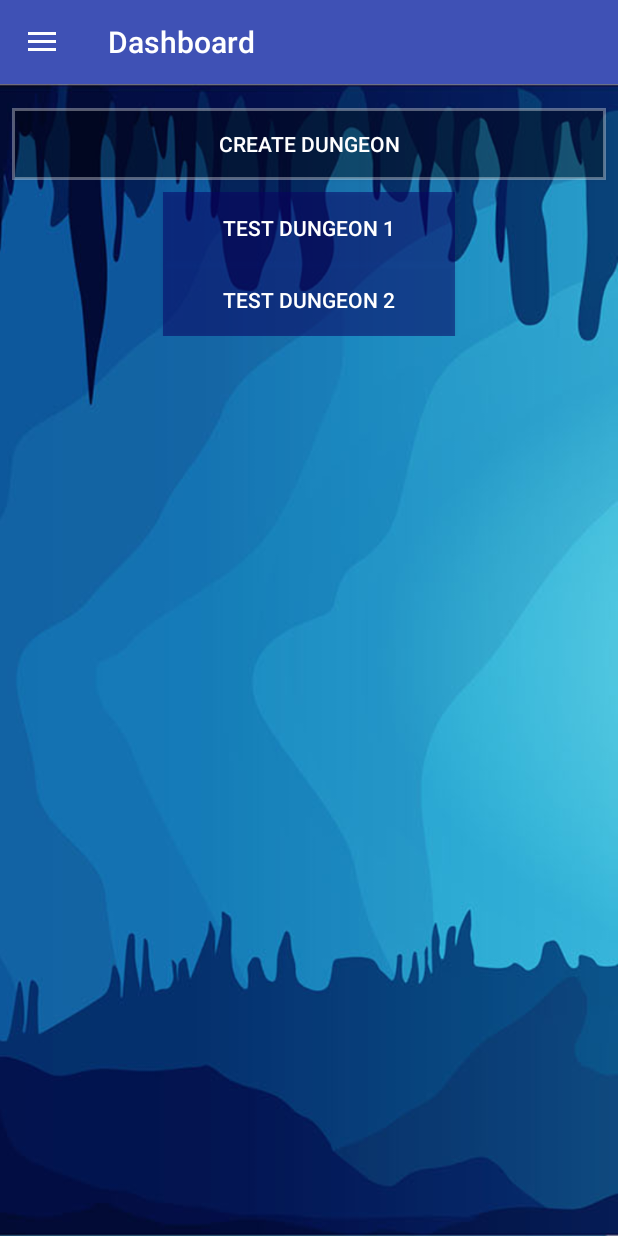
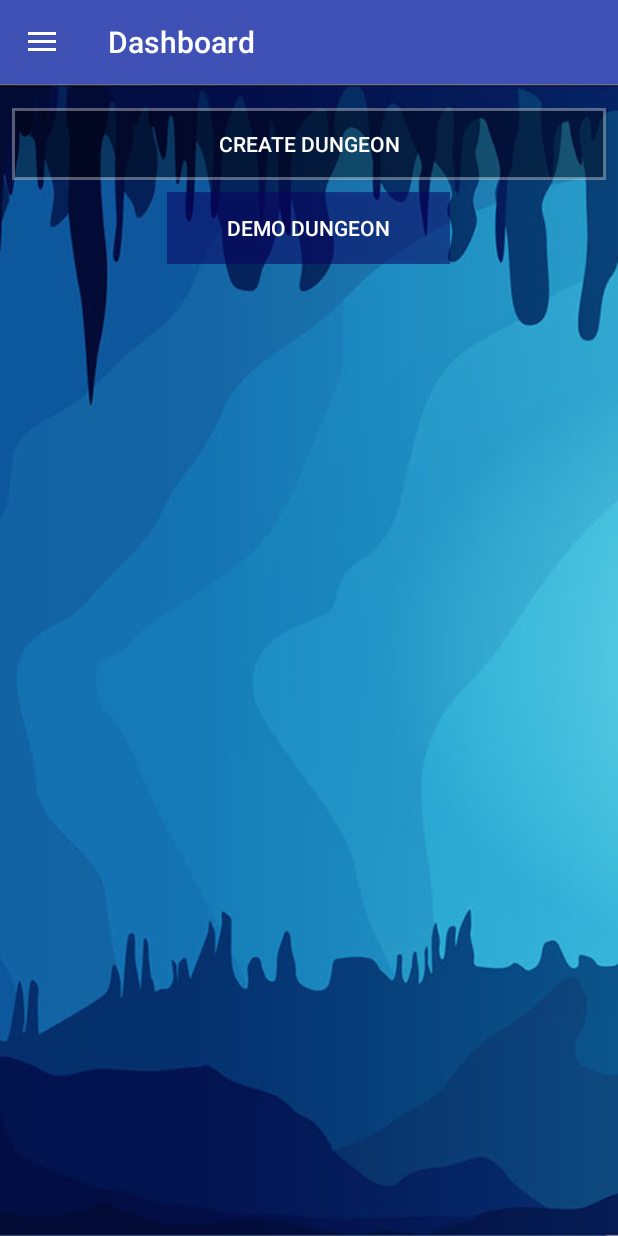
Before and after one commit to Ben10B/grind-for-the-grail, an Android app: the MainActivity screen opened directly, with no data from a screen before it, on a phone screen of 412 x 824 dp. Run offline under Robolectric (Android 15) with nearby library versions, the phone set to English and light mode, and no system bars; 6 statements that could not run were skipped.

```diff
--- a/app/src/main/java/com/abc/myapplication/MainActivity.java
+++ b/app/src/main/java/com/abc/myapplication/MainActivity.java
@@ -152,8 +152,7 @@ public class MainActivity extends AppCompatActivity
     }
 
     private void createTestDungeons(){
-        user.addDungeon("Test Dungeon 1", new Date(2018,9,26), Difficulty.Squire);
-        user.addDungeon("Test Dungeon 2", new Date(2018,5,7), Difficulty.Knight);
+        user.addDungeon("Demo Dungeon", new Date(2018,6,26), Difficulty.Grail);
     }
 
     private void addUserDungeons(){
```
